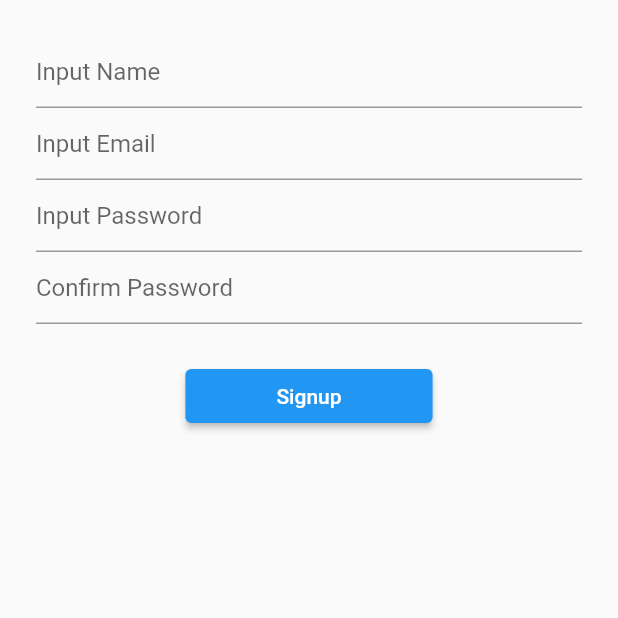
After one commit to nitinsheoran99/nav_login_design, a Flutter app: the screen it shows after launch, after a tap on "Login", after a tap on "Signup", on a phone screen of 412 x 824 dp, the top half of it. The commit adds this screen. Run offline on Flutter 3.47's test engine with Material 2 defaults, Android fonts, the phone set to English and light mode, and no system bars; our stand-ins replace validators.

Commit message:
login and signup page desine

```diff
--- a/lib/main.dart
+++ b/lib/main.dart
@@ -1,6 +1,8 @@
 import 'package:flutter/cupertino.dart';
 import 'package:flutter/material.dart';
 import 'package:nav_login_design/login_page.dart';
+import 'package:nav_login_design/sign_up.dart';
+import 'package:validators/validators.dart';
 
 void main() {
   runApp(MyApp());
@@ -39,7 +41,7 @@ class _HomePageState extends State<HomePage> {
             height: MediaQuery.of(context).size.height,
             width: MediaQuery.of(context).size.width,
             child: Center(
-              child: Padding(padding:  EdgeInsets.all(16.0),
+              child: Padding(padding:  EdgeInsets.all(2.0),
                 child: Column(
                   mainAxisAlignment: MainAxisAlignment.center,
                   children: [
@@ -49,6 +51,9 @@ class _HomePageState extends State<HomePage> {
                       validator: (name1){
                         if(name1==null || name1.isEmpty){
                           return 'Please input name';
+                        }
+                        if(name1!="Abc"){
+                      return "please input specific name";
                         }
                         return null;
                       },
@@ -61,6 +66,12 @@ class _HomePageState extends State<HomePage> {
                         if(password1==null || password1.isEmpty){
                           return 'Please input password';
                         }
+                        if(password1.length!=5){
+                          return 'password must be 5 digit';
+                        }
+                        if(password1!='12345'){
+                          return 'Please input specific numbertype';
+                        }
                       },
                     ),
                     SizedBox(height:32),
@@ -69,17 +80,21 @@ class _HomePageState extends State<HomePage> {
                       children: [
                         Container(
                             width: MediaQuery.of(context).size.width/2.5,
-                            child: ElevatedButton(onPressed: (){
-                              String name="Abc";
-                              int password=12345;
-                              Navigator.push(context, MaterialPageRoute(builder:
-                                  (context)=>LoginPage(),));
-                            },
+                            child: ElevatedButton(onPressed: () {
+                            // await Login();
+                             if(formkey.currentState!.validate()){
+                             Navigator.push(context, MaterialPageRoute(builder:
+                                (context)=>LoginPage(),));
+                            }},
                               child: Text('Login'),)),
-                        SizedBox(width:32,),
+
+                         SizedBox(width:32,),
                         Container(
                             width: MediaQuery.of(context).size.width/2.5,
-                            child: ElevatedButton(onPressed: (){},
+                            child: ElevatedButton(onPressed: (){
+                             Navigator.push(context, MaterialPageRoute(
+                                 builder: (context)=>SignupPage()));
+                            },
                                 child: Text('Signup'))),
                       ],
                     )
--- /dev/null
+++ b/lib/sign_up.dart
@@ -0,0 +1,104 @@
+import 'package:flutter/material.dart';
+
+class SignupPage extends StatefulWidget {
+  const SignupPage({Key? key}) : super(key: key);
+
+  @override
+  _SignupPageState createState() => _SignupPageState();
+}
+
+class _SignupPageState extends State<SignupPage> {
+  TextEditingController nameController = TextEditingController();
+  TextEditingController passwordController = TextEditingController();
+  TextEditingController emailController = TextEditingController();
+  TextEditingController confirmpasswordController = TextEditingController();
+
+  final formkey = GlobalKey<FormState>();
+
+  @override
+  Widget build(BuildContext context) {
+    return Scaffold(
+        body: Form(
+      key: formkey,
+      child: Container(
+        child: Padding(
+          padding: const EdgeInsets.all(24.0),
+          child: Column(
+            children: [
+              TextFormField(
+                controller: nameController,
+                decoration: InputDecoration(hintText: 'Input Name'),
+                validator: (name1) {
+                  if (name1 == null || name1.isEmpty) {
+                    return 'Please input name';
+                  }
+                  /*  if(name1!="Abc"){
+                    return "please input specific name";
+                  }*/
+                  return null;
+                },
+              ),
+              TextFormField(
+                controller: emailController,
+                decoration: InputDecoration(hintText: 'Input Email'),
+                validator: (name1) {
+                  if (name1 == null || name1.isEmpty) {
+                    return 'Please input email';
+                  }
+                  /* if(name1!="Abc"){
+                    return "please input specific name";
+                  }*/
+                  return null;
+                },
+              ),
+              TextFormField(
+                controller: passwordController,
+                decoration: InputDecoration(hintText: 'Input Password'),
+                validator: (password1) {
+                  if (password1 == null || password1.isEmpty) {
+                    return 'Please input password';
+                  }
+                  /* if(password1.length!=5){
+                    return 'password must be 5 digit';
+                  }
+                  if(password1!='12345'){
+                    return 'Please input specific numbertype';
+                  }*/
+                },
+              ),
+              TextFormField(
+                controller: confirmpasswordController,
+                decoration: InputDecoration(hintText: 'Confirm Password'),
+                validator: (password1) {
+                  if (password1 == null || password1.isEmpty) {
+                    return 'Please confirm password';
+                  }
+                  /*  if(password1.length!=5){
+                    return 'password must be 5 digit';
+                  }
+                  if(password1!='12345'){
+                    return 'Please input specific numbertype';
+                  }*/
+                  if (password1 !=passwordController ) {
+                    return 'please input same password';
+                  }
+                },
+              ),
+              SizedBox(
+                height: 24,
+              ),
+              Container(
+                  width: MediaQuery.of(context).size.width / 2.5,
+                  child: ElevatedButton(
+                    onPressed: () {
+                      if (formkey.currentState!.validate()) {}
+                    },
+                    child: Text('Signup'),
+                  )),
+            ],
+          ),
+        ),
+      ),
+    ));
+  }
+}
--- a/pubspec.yaml
+++ b/pubspec.yaml
@@ -24,7 +24,7 @@ dependencies:
   flutter:
     sdk: flutter
   validators: ^3.0.0
-
+  flutter_custom_tabs: ^1.0.3
   # The following adds the Cupertino Icons font to your application.
   # Use with the CupertinoIcons class for iOS style icons.
   cupertino_icons: ^1.0.2
```
Also changed, not shown: lib/add_expence.dart (added, +41 -0 lines), lib/login_page.dart (+16 -3 lines), lib/view_page.dart (added, +21 -0 lines), pubspec.lock.
